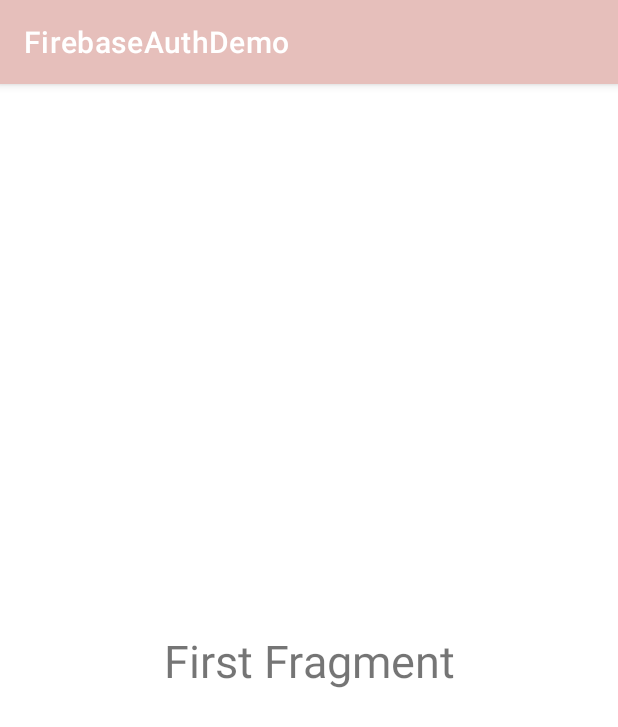
After one commit to YCW-tonic/FirebaseAuthDemo, an Android app: the fragment FirstFragment shown on its own in the app's theme, on a phone screen of 412 x 824 dp. The commit adds this screen. Shown: the top 727 px of the screen. Run offline under Robolectric (Android 15) with nearby library versions, the phone set to English and light mode, and no system bars.

Commit message:
do fragment yuchieh

```diff
--- a/app/build.gradle
+++ b/app/build.gradle
@@ -43,6 +43,7 @@ dependencies {
     implementation 'com.google.firebase:firebase-analytics-ktx'
     implementation 'com.google.android.gms:play-services-auth:19.2.0'
     implementation 'com.google.firebase:firebase-auth-ktx'
+    implementation 'androidx.legacy:legacy-support-v4:1.0.0'
     testImplementation 'junit:junit:4.+'
     androidTestImplementation 'androidx.test.ext:junit:1.1.3'
     androidTestImplementation 'androidx.test.espresso:espresso-core:3.4.0'
--- /dev/null
+++ b/app/src/main/java/com/wuhome/firebaseauthdemo/FirstFragment.kt
@@ -0,0 +1,14 @@
+package com.wuhome.firebaseauthdemo
+
+import android.os.Bundle
+import androidx.fragment.app.Fragment
+import android.view.LayoutInflater
+import android.view.View
+import android.view.ViewGroup
+import kotlinx.android.synthetic.main.fragment_first.*
+
+
+class FirstFragment : Fragment(R.layout.fragment_first) {
+
+
+}
--- /dev/null
+++ b/app/src/main/res/layout/fragment_first.xml
@@ -0,0 +1,21 @@
+<?xml version="1.0" encoding="utf-8"?>
+<androidx.constraintlayout.widget.ConstraintLayout xmlns:android="http://schemas.android.com/apk/res/android"
+    xmlns:app="http://schemas.android.com/apk/res-auto"
+    xmlns:tools="http://schemas.android.com/tools"
+    android:layout_width="match_parent"
+    android:layout_height="match_parent"
+    tools:context=".FirstFragment">
+
+    <TextView
+        android:id="@+id/tvFirstFragment"
+        android:layout_width="wrap_content"
+        android:layout_height="wrap_content"
+        android:text="First Fragment"
+        android:textSize="30sp"
+        app:layout_constraintBottom_toBottomOf="parent"
+        app:layout_constraintEnd_toEndOf="parent"
+        app:layout_constraintHorizontal_bias="0.5"
+        app:layout_constraintStart_toStartOf="parent"
+        app:layout_constraintTop_toTopOf="parent" />
+
+</androidx.constraintlayout.widget.ConstraintLayout>
--- a/app/src/main/res/values/strings.xml
+++ b/app/src/main/res/values/strings.xml
@@ -1,3 +1,5 @@
 <resources>
     <string name="app_name">FirebaseAuthDemo</string>
+    <!-- TODO: Remove or change this placeholder text -->
+    <string name="hello_blank_fragment">Hello blank fragment</string>
 </resources>
--- a/app/src/main/res/values/themes.xml
+++ b/app/src/main/res/values/themes.xml
@@ -2,8 +2,8 @@
     <!-- Base application theme. -->
     <style name="Theme.FirebaseAuthDemo" parent="Theme.MaterialComponents.DayNight.DarkActionBar">
         <!-- Primary brand color. -->
-        <item name="colorPrimary">@color/purple_500</item>
-        <item name="colorPrimaryVariant">@color/purple_700</item>
+        <item name="colorPrimary">@color/colorAccent</item>
+        <item name="colorPrimaryVariant">@color/colorAccent</item>
         <item name="colorOnPrimary">@color/white</item>
         <!-- Secondary brand color. -->
         <item name="colorSecondary">@color/teal_200</item>
```
Also changed, not shown: app/src/main/AndroidManifest.xml (+5 -6 lines), app/src/main/java/com/wuhome/firebaseauthdemo/FragmentActivity.kt (added, +11 -0 lines), app/src/main/java/com/wuhome/firebaseauthdemo/RegisterActivity.kt (+8 -6 lines), app/src/main/java/com/wuhome/firebaseauthdemo/SecondFragment.kt (added, +14 -0 lines), app/src/main/res/layout/activity_fragment.xml (added, +38 -0 lines), app/src/main/res/layout/activity_main.xml (+0 -16 lines), app/src/main/res/layout/fragment_second.xml (added, +21 -0 lines).
